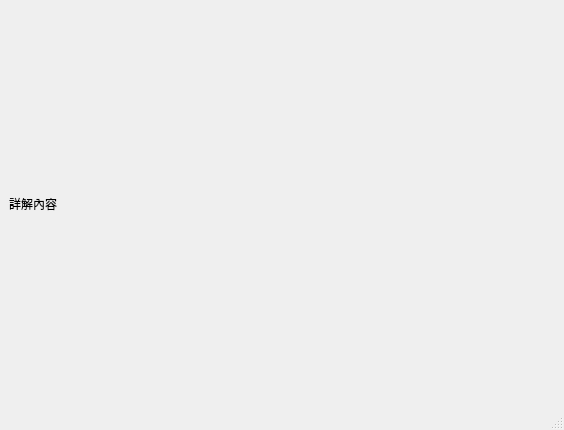
Above: view/UI/Add_Solution_UI.ui from allen880612/Question-Database-System before the change. Below: the same form after it.
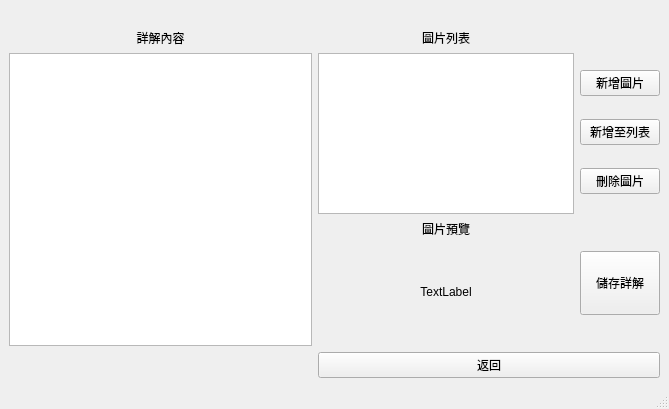
That is the form after the change.

Commit message:
Ver QDS 1.1.1
詳解UI 第二版

The edit to the form file:
```diff
--- a/view/UI/Add_Solution_UI.ui
+++ b/view/UI/Add_Solution_UI.ui
@@ -6,8 +6,8 @@
    <rect>
     <x>0</x>
     <y>0</y>
-    <width>564</width>
-    <height>430</height>
+    <width>669</width>
+    <height>409</height>
    </rect>
   </property>
   <property name="windowTitle">
@@ -20,19 +20,142 @@
       <property name="sizeConstraint">
        <enum>QLayout::SetDefaultConstraint</enum>
       </property>
-      <item row="0" column="0">
+      <item row="1" column="2">
        <layout class="QVBoxLayout" name="verticalLayout">
         <item>
          <widget class="QLabel" name="label_title">
           <property name="text">
            <string>詳解內容</string>
           </property>
+          <property name="alignment">
+           <set>Qt::AlignCenter</set>
+          </property>
          </widget>
         </item>
+        <item>
+         <widget class="QPlainTextEdit" name="textEdit_solution">
+          <property name="minimumSize">
+           <size>
+            <width>300</width>
+            <height>0</height>
+           </size>
+          </property>
+         </widget>
+        </item>
        </layout>
       </item>
-      <item row="0" column="1">
-       <layout class="QVBoxLayout" name="verticalLayout_2"/>
+      <item row="0" column="2">
+       <spacer name="horizontalSpacer">
+        <property name="orientation">
+         <enum>Qt::Horizontal</enum>
+        </property>
+        <property name="sizeHint" stdset="0">
+         <size>
+          <width>40</width>
+          <height>20</height>
+         </size>
+        </property>
+       </spacer>
+      </item>
+      <item row="3" column="3">
+       <widget class="QPushButton" name="button_back_page">
+        <property name="text">
+         <string>返回</string>
+        </property>
+       </widget>
+      </item>
+      <item row="1" column="3">
+       <layout class="QGridLayout" name="gridLayout_2">
+        <item row="3" column="0">
+         <widget class="QLabel" name="label_preview_image">
+          <property name="sizePolicy">
+           <sizepolicy hsizetype="Preferred" vsizetype="Preferred">
+            <horstretch>0</horstretch>
+            <verstretch>128</verstretch>
+           </sizepolicy>
+          </property>
+          <property name="minimumSize">
+           <size>
+            <width>256</width>
+            <height>96</height>
+           </size>
+          </property>
+          <property name="maximumSize">
+           <size>
+            <width>16777215</width>
+            <height>16777215</height>
+           </size>
+          </property>
+          <property name="text">
+           <string>TextLabel</string>
+          </property>
+          <property name="alignment">
+           <set>Qt::AlignCenter</set>
+          </property>
+         </widget>
+        </item>
+        <item row="0" column="0">
+         <widget class="QLabel" name="label_image_list">
+          <property name="text">
+           <string>圖片列表</string>
+          </property>
+          <property name="alignment">
+           <set>Qt::AlignCenter</set>
+          </property>
+         </widget>
+        </item>
+        <item row="1" column="0">
+         <widget class="QListWidget" name="list_widget_image"/>
+        </item>
+        <item row="2" column="0">
+         <widget class="QLabel" name="label_image_preview_title">
+          <property name="text">
+           <string>圖片預覽</string>
+          </property>
+          <property name="alignment">
+           <set>Qt::AlignCenter</set>
+          </property>
+         </widget>
+        </item>
+        <item row="1" column="1">
+         <layout class="QVBoxLayout" name="verticalLayout_3">
+          <item>
+           <widget class="QPushButton" name="button_add_image">
+            <property name="text">
+             <string>新增圖片</string>
+            </property>
+           </widget>
+          </item>
+          <item>
+           <widget class="QPushButton" name="button_add_list">
+            <property name="text">
+             <string>新增至列表</string>
+            </property>
+           </widget>
+          </item>
+          <item>
+           <widget class="QPushButton" name="button_delete_image">
+            <property name="text">
+             <string>刪除圖片</string>
+            </property>
+           </widget>
+          </item>
+         </layout>
+        </item>
+        <item row="2" column="1" rowspan="3">
+         <widget class="QPushButton" name="button_store">
+          <property name="minimumSize">
+           <size>
+            <width>0</width>
+            <height>64</height>
+           </size>
+          </property>
+          <property name="text">
+           <string>儲存詳解</string>
+          </property>
+         </widget>
+        </item>
+       </layout>
       </item>
      </layout>
     </item>
```
Left out of the diff: 2 changed lines with no effect on the pictures. The commit also changes 1 other file.
